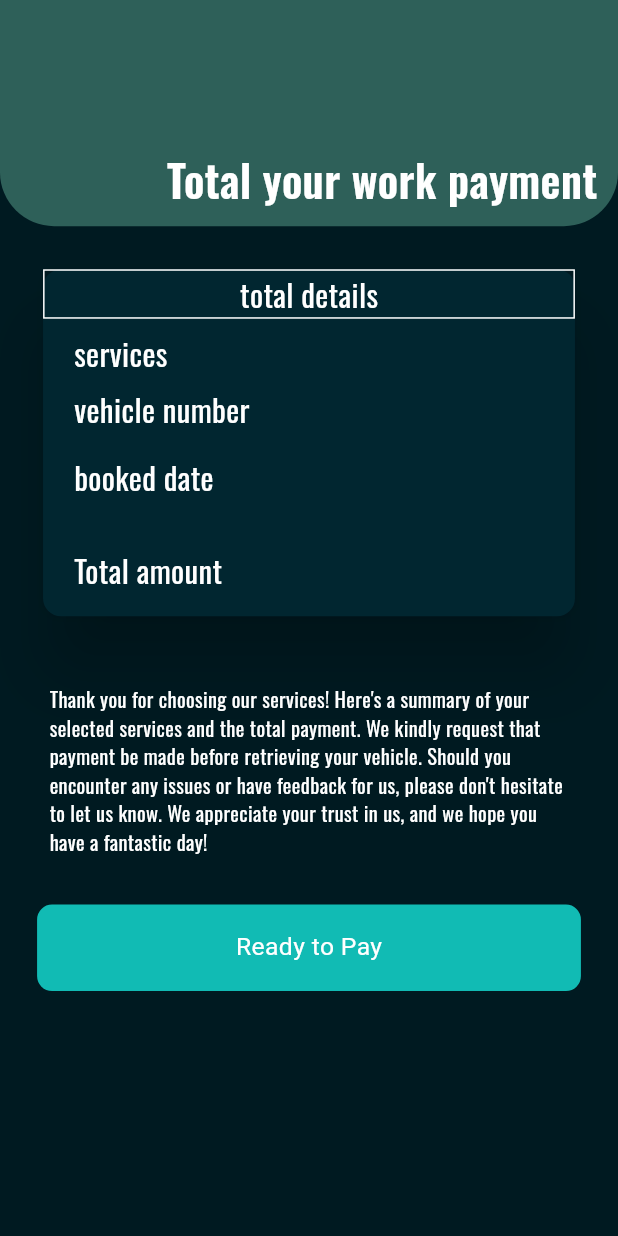
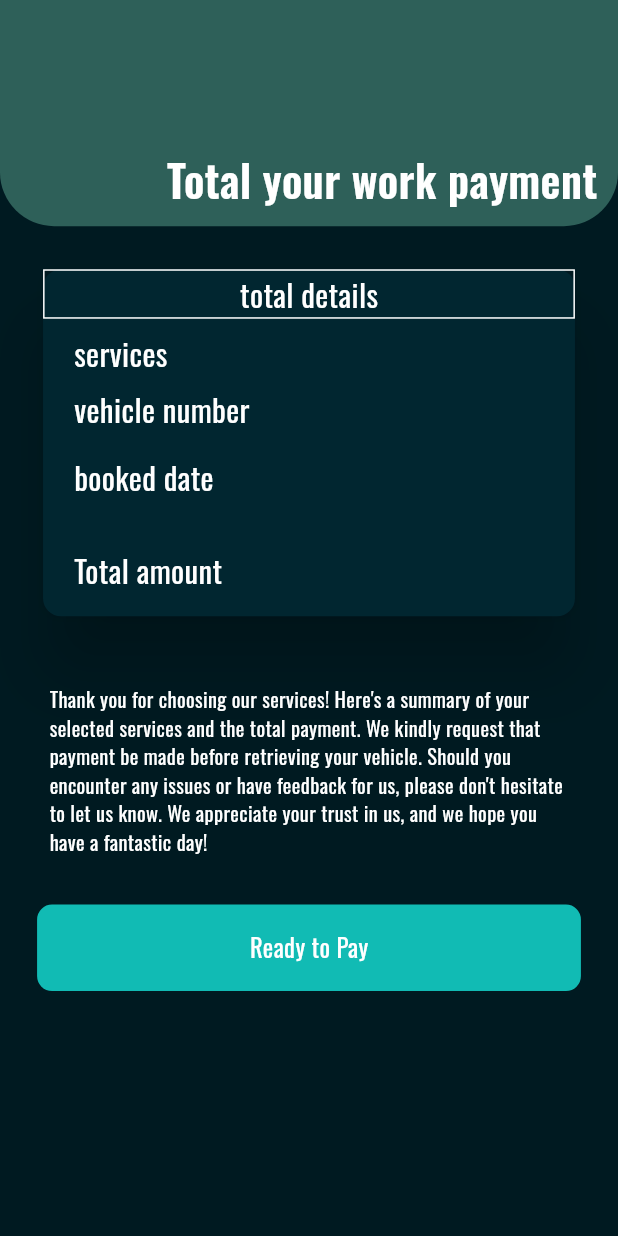
Before and after one commit to sayedadinan/vehicanich_user, a Flutter app: the TotalBillScreen screen opened directly with empty values, on a phone screen of 412 x 824 dp. Run offline on Flutter 3.47's test engine with Material 3 defaults, Android fonts, the phone set to English and light mode, and no system bars; our stand-ins replace bloc, cached_network_image, carousel_slider, cloud_firestore, connectivity_plus, easy_date_timeline and 14 more; missing offline and left inert: flutter_animated_loadingkit, flutter_stripe; accounts and stored records are empty.

Commit message:
added network checking everywhere changed text style also

```diff
--- a/lib/screens/home_screen/home_screens.dart
+++ b/lib/screens/home_screen/home_screens.dart
@@ -4,6 +4,7 @@ import 'package:vehicanich/utils/app_colors.dart';
 import 'package:vehicanich/utils/app_sizedbox.dart';
 import 'package:vehicanich/utils/app_text.dart';
 import 'package:vehicanich/utils/mediaquery.dart';
+import 'package:vehicanich/widgets/connectivity_widget/connectivity_widget.dart';
 import 'package:vehicanich/widgets/home_screen_widgets/photo_slider_widget.dart';
 import 'package:vehicanich/widgets/home_screen_widgets/shop_list.dart';
 import 'package:vehicanich/widgets/search_widgets/search_bar.dart';
@@ -41,9 +42,7 @@ class HomeScreen extends StatelessWidget {
             return const Center(child: CircularProgressIndicator());
           }
           if (!snapshot.hasData || !snapshot.data!) {
-            return const Center(
-              child: AppText(text: 'no internet connection', size: 0.04),
-            );
+            return const ConnectivityWidget();
           }
           return Column(
             children: [
--- a/lib/screens/total_payment_screen/total_bill_screen.dart
+++ b/lib/screens/total_payment_screen/total_bill_screen.dart
@@ -27,9 +27,6 @@ class _TotalBillScreenState extends State<TotalBillScreen> {
         shopId: widget.bookings[ReferenceKeys.shopId],
         vehicleNumber: widget.bookings[ReferenceKeys.vehiclenumber],
         serviceName: widget.bookings[ReferenceKeys.servicename]));
-    // log(widget.bookings[ReferenceKeys.shopId]);
-    // log(widget.bookings[ReferenceKeys.vehiclenumber]);
-    // log(widget.bookings[ReferenceKeys.servicename]);
   }
 
   @override
@@ -73,7 +70,7 @@ class _TotalBillScreenState extends State<TotalBillScreen> {
                                 decoration: BoxDecoration(
                                     border: Border.all(
                                         color: Myappallcolor().colorwhite)),
-                                child: Center(
+                                child: const Center(
                                   child: AppText(
                                       text: 'total details', size: 0.05),
                                 ),
@@ -86,17 +83,17 @@ class _TotalBillScreenState extends State<TotalBillScreen> {
                                   color: Colors.transparent,
                                   child: Column(
                                     children: [
-                                      CustomSizedBoxHeight(0.01),
+                                      const CustomSizedBoxHeight(0.01),
                                       totalDetailsRow(
                                         keytext: 'services',
                                         valueText: state.serviceName,
                                       ),
-                                      CustomSizedBoxHeight(0.01),
+                                      const CustomSizedBoxHeight(0.01),
                                       totalDetailsRow(
                                         keytext: 'vehicle number',
                                         valueText: state.vehicleNumber,
                                       ),
-                                      CustomSizedBoxHeight(0.02),
+                                      const CustomSizedBoxHeight(0.02),
                                       totalDetailsRow(
                                         keytext: 'booked date',
                                         valueText: state.vehicleNumber,
@@ -146,7 +143,7 @@ class _TotalBillScreenState extends State<TotalBillScreen> {
                     )));
                   },
                   text: 'Ready to Pay',
-                  fontSize: Mymediaquery().mediaquerywidth(0.04, context),
+                  fontSize: 0.04,
                   buttontextcolor: Myappallcolor().colorwhite,
                   bordercolor: Colors.transparent)
             ],
--- a/lib/utils/app_googlebutton.dart
+++ b/lib/utils/app_googlebutton.dart
@@ -1,4 +1,5 @@
 import 'package:flutter/material.dart';
+import 'package:vehicanich/utils/app_text.dart';
 import 'package:vehicanich/utils/mediaquery.dart';
 
 class CustomGoogleButton extends StatelessWidget {
@@ -35,15 +36,7 @@ class CustomGoogleButton extends StatelessWidget {
         child: InkWell(
           borderRadius: BorderRadius.circular(10.0),
           onTap: function,
-          child: Center(
-            child: Text(
-              text,
-              style: TextStyle(
-                color: buttontextcolor,
-                fontSize: fontSize,
-              ),
-            ),
-          ),
+          child: Center(child: AppText(text: text, size: fontSize)),
         ),
       ),
     );
--- a/pubspec.yaml
+++ b/pubspec.yaml
@@ -74,6 +74,8 @@ flutter:
     - assets/images/urban-967.png
     - assets/images/add photo.jpg
     - assets/images/ad photo.jpg
+    - assets/images/icons8-no-internet-connection-78.png
+    - assets/images/nonetworkImage.png
   # An image asset can refer to one or more resolution-specific "variants", see
   # https://flutter.dev/assets-and-images/#resolution-aware
 
```
Also changed, not shown: lib/screens/search_screen/search_screen.dart (+23 -7 lines), lib/screens/user_bookings/user_bookings.dart (+19 -9 lines), lib/screens/user_profile.dart/user_profile_screen.dart (+24 -7 lines), lib/widgets/connectivity_widget/connectivity_widget.dart (+29 -2 lines), assets/images/icons8-no-internet-connection-78.png (added), assets/images/nonetworkImage.png (added).
